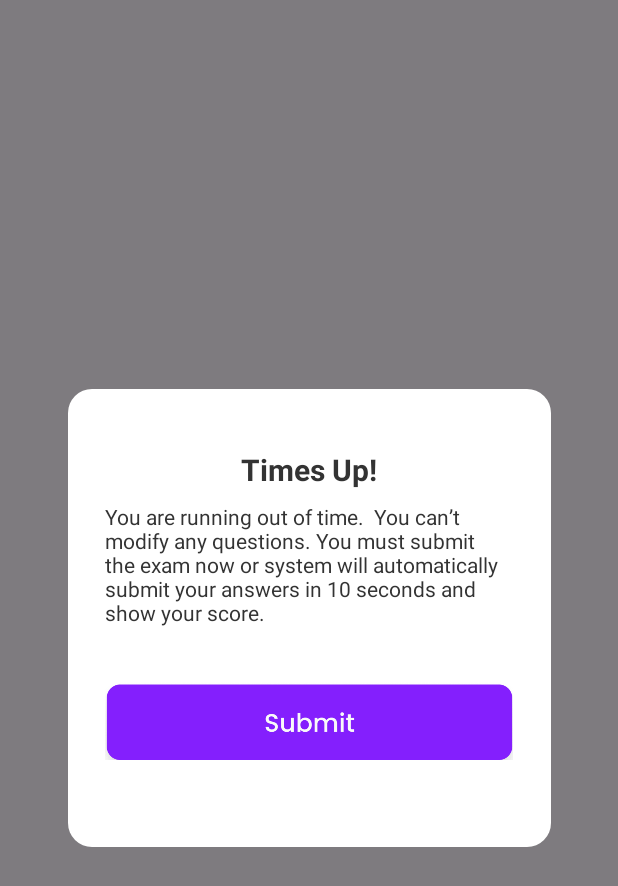
After one commit to pepmeg/mock_university_ROOM, an Android app: the layout times_up.xml on its own in the app's theme, with its tools: preview values and no code run, on a phone screen of 412 x 824 dp. The commit adds this screen. Shown: the top 886 px of the screen. Run offline under Robolectric (Android 15) with nearby library versions, the phone set to English and light mode, and no system bars.

Commit message:
добавлено модальное окно для предупреждения об окончании времени

```diff
--- a/app/src/main/java/com/example/a12/MainActivity.kt
+++ b/app/src/main/java/com/example/a12/MainActivity.kt
@@ -94,7 +94,6 @@ class MainActivity : AppCompatActivity() {
             val deleteIv = cardContainer.findViewById<ImageView>(R.id.cardDelete)
             deleteIv.setOnClickListener {
                 cardContainer.isVisible = false
-                dbHelper.finishTestSession(resultId)
             }
         } else {
             cardContainer.isVisible = false
--- /dev/null
+++ b/app/src/main/res/drawable/message_times_up.xml
@@ -0,0 +1,9 @@
+<vector xmlns:android="http://schemas.android.com/apk/res/android"
+    android:width="322dp"
+    android:height="305dp"
+    android:viewportWidth="322"
+    android:viewportHeight="305">
+  <path
+      android:pathData="M16,0L306,0A16,16 0,0 1,322 16L322,289A16,16 0,0 1,306 305L16,305A16,16 0,0 1,0 289L0,16A16,16 0,0 1,16 0z"
+      android:fillColor="#ffffff"/>
+</vector>
--- a/app/src/main/res/layout/filling_test.xml
+++ b/app/src/main/res/layout/filling_test.xml
@@ -88,7 +88,6 @@
 
         </RadioGroup>
 
-        <!-- Блок объяснения, изначально скрыт -->
         <LinearLayout
             android:id="@+id/explanationContainer"
             android:layout_width="match_parent"
--- /dev/null
+++ b/app/src/main/res/layout/times_up.xml
@@ -0,0 +1,76 @@
+<?xml version="1.0" encoding="utf-8"?>
+<androidx.constraintlayout.widget.ConstraintLayout
+    xmlns:android="http://schemas.android.com/apk/res/android"
+    xmlns:app="http://schemas.android.com/apk/res-auto"
+    android:id="@+id/timesUpOverlay"
+    android:background="#80000000"
+    android:layout_width="match_parent"
+    android:layout_height="match_parent">
+
+    <ImageView
+        android:id="@+id/backgroundImage"
+        android:layout_width="wrap_content"
+        android:layout_height="wrap_content"
+        android:scaleType="centerCrop"
+        android:src="@drawable/message_times_up"
+        app:layout_constraintTop_toTopOf="parent"
+        app:layout_constraintBottom_toBottomOf="parent"
+        app:layout_constraintStart_toStartOf="parent"
+        app:layout_constraintEnd_toEndOf="parent" />
+
+    <LinearLayout
+        android:id="@+id/contentContainer"
+        android:layout_width="0dp"
+        android:layout_height="wrap_content"
+        android:orientation="vertical"
+        android:layout_marginTop="40dp"
+        android:paddingHorizontal="70dp"
+        app:layout_constraintEnd_toEndOf="parent"
+        app:layout_constraintHorizontal_bias="0.0"
+        app:layout_constraintStart_toStartOf="parent"
+        app:layout_constraintTop_toTopOf="@+id/backgroundImage">
+
+        <TextView
+            android:id="@+id/titleText"
+            android:layout_width="wrap_content"
+            android:layout_height="wrap_content"
+            android:layout_gravity="center_horizontal"
+            android:text="Times Up!"
+            android:textColor="#333333"
+            android:textSize="20sp"
+            android:textStyle="bold" />
+
+        <TextView
+            android:id="@+id/messageText"
+            android:layout_width="wrap_content"
+            android:layout_height="wrap_content"
+            android:layout_marginTop="8dp"
+            android:text="You are running out of time.  You can’t modify any questions. You must submit the exam now or system will automatically submit your answers in 10 seconds and show your score."
+            android:textColor="#333333"
+            android:textSize="14sp" />
+
+        <FrameLayout
+            android:id="@+id/submitContainer"
+            android:layout_width="match_parent"
+            android:layout_height="wrap_content"
+            android:layout_marginTop="30dp"
+            android:clipChildren="false"
+            android:clipToPadding="false"
+            android:gravity="center"
+            android:paddingTop="8dp"
+            android:paddingBottom="8dp">
+
+            <ImageView
+                android:id="@+id/submitButton"
+                android:layout_width="wrap_content"
+                android:layout_height="wrap_content"
+                android:layout_marginStart="-15dp"
+                android:layout_marginTop="-3dp"
+                android:layout_marginEnd="-16dp"
+                android:layout_marginBottom="-63dp"
+                android:adjustViewBounds="true"
+                android:scaleType="fitCenter"
+                android:src="@drawable/submit_time" />
+        </FrameLayout>
+    </LinearLayout>
+</androidx.constraintlayout.widget.ConstraintLayout>
```
Also changed, not shown: app/src/main/java/com/example/a12/DbHelper.kt (+24 -6 lines), app/src/main/java/com/example/a12/test.kt (+16 -2 lines), app/src/main/res/layout/test.xml (+13 -2 lines), app/src/main/res/drawable/submit_time.png (added).
